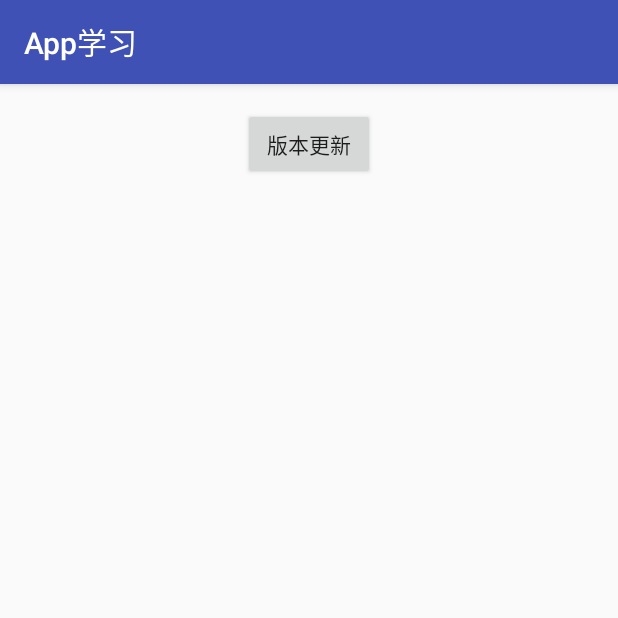
After one commit to 479379222/MyAppLearn, an Android app: the VersionUpdateActivity screen opened directly, with no data from a screen before it, on a phone screen of 412 x 824 dp, the top half of it. The commit adds this screen. Run offline under Robolectric (Android 15) with nearby library versions, the phone set to English and light mode, and no system bars; our stand-ins replace CircleImageView.

Commit message:
wangbf update

```diff
--- a/app/src/main/AndroidManifest.xml
+++ b/app/src/main/AndroidManifest.xml
@@ -53,7 +53,10 @@
             android:theme="@style/AppTheme.NoActionBar" />
         <activity
             android:name=".view.ReactionbarActivity"
-            android:theme="@style/AppTheme.NoActionBar"></activity>
+            android:theme="@style/AppTheme.NoActionBar" />
+        <activity android:name=".view.VersionUpdateActivity" />
+        <activity android:name=".view.BannerActivity" />
+        <activity android:name=".view.StarActivity"></activity>
     </application>
 
 </manifest>
--- a/app/src/main/java/com/example/jason/myapplearn/view/BottomActivity.java
+++ b/app/src/main/java/com/example/jason/myapplearn/view/BottomActivity.java
@@ -39,6 +39,8 @@ public class BottomActivity extends AppCompatActivity {
         View v = inflater.inflate(R.layout.fragment_index,null);
         fragment_container.addView(v);
 
+
+
     }
 
     private void initView() {
--- /dev/null
+++ b/app/src/main/java/com/example/jason/myapplearn/view/VersionUpdateActivity.java
@@ -0,0 +1,41 @@
+package com.example.jason.myapplearn.view;
+
+import android.support.v7.app.AppCompatActivity;
+import android.os.Bundle;
+import android.view.View;
+import android.widget.Button;
+
+import com.example.jason.myapplearn.R;
+import com.example.jason.myapplearn.common.UpdateManager;
+
+public class VersionUpdateActivity extends AppCompatActivity {
+
+    private Button btnUpdate;
+
+    @Override
+    protected void onCreate(Bundle savedInstanceState) {
+        super.onCreate(savedInstanceState);
+        setContentView(R.layout.activity_version_update);
+
+        initView();
+        btnUpdate.setOnClickListener(new View.OnClickListener() {
+            @Override
+            public void onClick(View v) {
+                UpdateManager manager = new UpdateManager(VersionUpdateActivity.this);
+                // 检查软件更新
+                manager.checkUpdate();
+            }
+        });
+
+        //version.xml 内容
+/*      <update>
+        <version>2</version>
+        <name>baidu_xinwen_1.1.0</name>
+        <url>http://www.cheer-edu.net/UpdateSoftDemo.apk</url>
+        </update>*/
+    }
+
+    private void initView() {
+        btnUpdate = (Button) findViewById(R.id.btnUpdate);
+    }
+}
--- /dev/null
+++ b/app/src/main/res/layout/activity_version_update.xml
@@ -0,0 +1,19 @@
+<?xml version="1.0" encoding="utf-8"?>
+<RelativeLayout xmlns:android="http://schemas.android.com/apk/res/android"
+    xmlns:tools="http://schemas.android.com/tools"
+    android:layout_width="match_parent"
+    android:layout_height="match_parent"
+    android:paddingBottom="@dimen/activity_vertical_margin"
+    android:paddingLeft="@dimen/activity_horizontal_margin"
+    android:paddingRight="@dimen/activity_horizontal_margin"
+    android:paddingTop="@dimen/activity_vertical_margin"
+    tools:context=".view.VersionUpdateActivity">
+
+    <Button
+        android:id="@+id/btnUpdate"
+        android:layout_width="wrap_content"
+        android:layout_height="wrap_content"
+        android:layout_alignParentTop="true"
+        android:layout_centerHorizontal="true"
+        android:text="版本更新" />
+</RelativeLayout>
```
Also changed, not shown: app/src/main/java/com/example/jason/myapplearn/MainActivity.java (+9 -2 lines), app/src/main/java/com/example/jason/myapplearn/common/ParseXmlService.java (added, +61 -0 lines), app/src/main/java/com/example/jason/myapplearn/common/UpdateManager.java (added, +296 -0 lines), app/src/main/java/com/example/jason/myapplearn/view/BannerActivity.java (added, +15 -0 lines), app/src/main/java/com/example/jason/myapplearn/view/StarActivity.java (added, +15 -0 lines), app/src/main/res/layout/activity_banner.xml (added, +12 -0 lines), app/src/main/res/layout/activity_star.xml (added, +19 -0 lines), app/src/main/res/layout/softupdate_progress.xml (added, +11 -0 lines), app/src/main/res/values/strings.xml (+11 -0 lines), app/src/main/res/layout/fragment_index.xml (line endings or trailing spaces), 33 other files.
